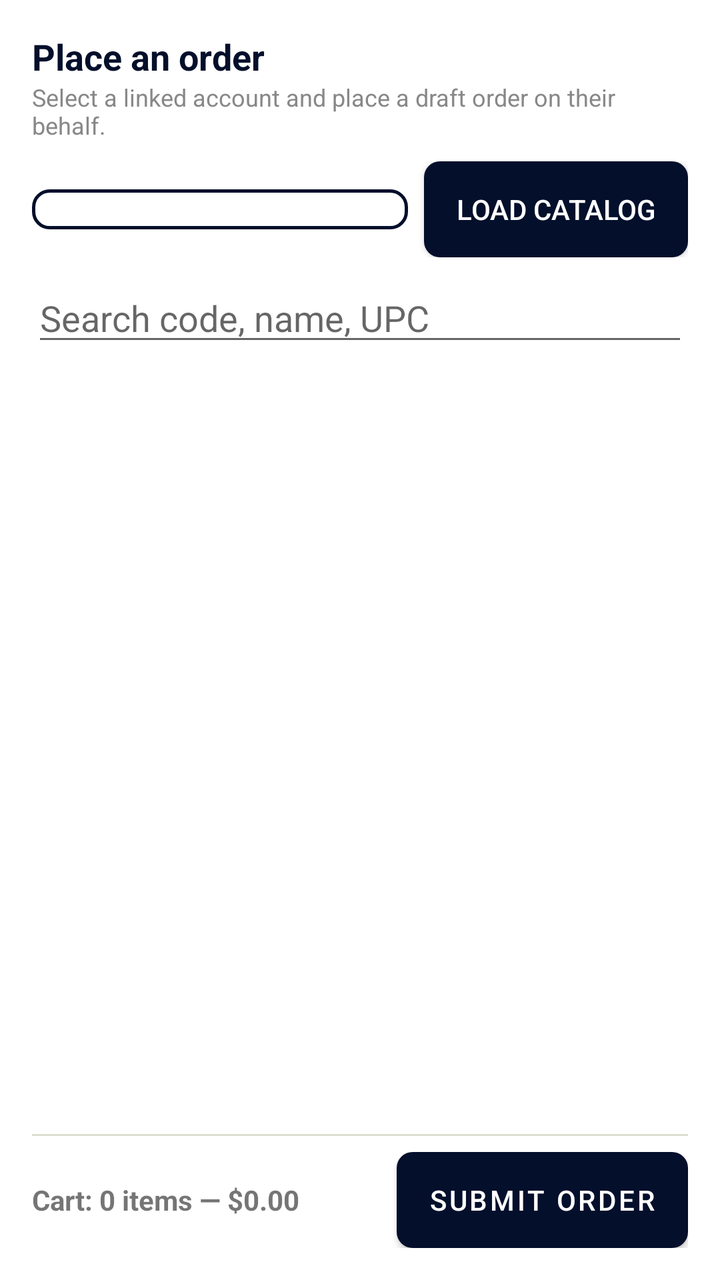
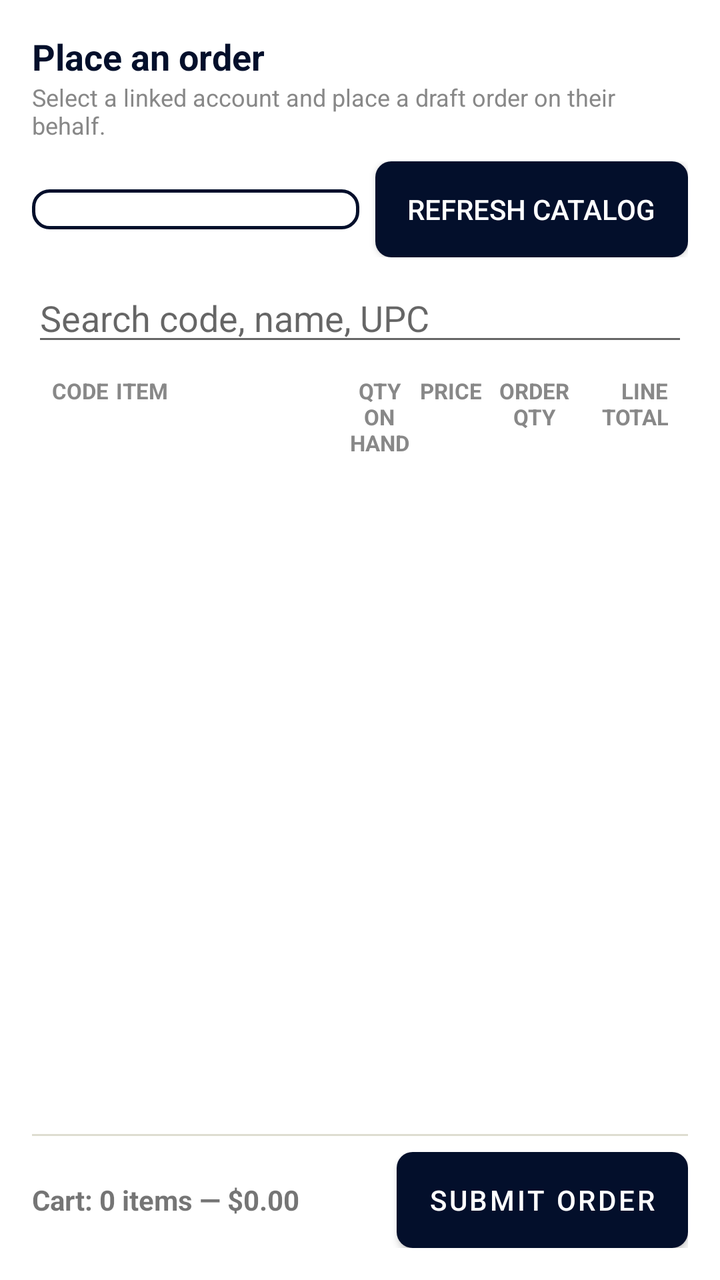

Screens rendered from an Android XML layout before and after an edit, with the pre-edit source and the edit as a unified diff.
<!-- AndroidManifest.xml: application theme Theme.LiquorBeeWholesale -->
<!-- res/layout/fragment_place_order.xml -->
<?xml version="1.0" encoding="utf-8"?>
<FrameLayout xmlns:android="http://schemas.android.com/apk/res/android"
    android:layout_width="match_parent"
    android:layout_height="match_parent">

    <LinearLayout
        android:layout_width="match_parent"
        android:layout_height="match_parent"
        android:orientation="vertical"
        android:padding="16dp">

        <TextView
            android:layout_width="match_parent"
            android:layout_height="wrap_content"
            android:text="Place an order"
            android:textStyle="bold"
            android:textSize="18sp"
            android:textColor="@color/purple_primary" />

        <TextView
            android:layout_width="match_parent"
            android:layout_height="wrap_content"
            android:text="Select a linked account and place a draft order on their behalf."
            android:textColor="#888888"
            android:textSize="12sp"
            android:layout_marginBottom="10dp" />

        <LinearLayout
            android:layout_width="match_parent"
            android:layout_height="wrap_content"
            android:orientation="horizontal"
            android:gravity="center_vertical">
            <FrameLayout
                android:layout_width="0dp"
                android:layout_height="wrap_content"
                android:layout_weight="1"
                android:layout_marginEnd="8dp">
                <Spinner
                    android:id="@+id/spinnerAccount"
                    android:layout_width="match_parent"
                    android:layout_height="wrap_content"
                    android:background="@drawable/bg_dropdown_field" />
            </FrameLayout>
            <Button
                android:id="@+id/buttonLoadCatalog"
                style="?android:attr/buttonStyleSmall"
                android:layout_width="wrap_content"
                android:layout_height="wrap_content"
                android:text="Load catalog"
                android:background="@drawable/bg_button_dark"
                android:textColor="@color/white" />
        </LinearLayout>

        <EditText
            android:id="@+id/editSearch"
            android:layout_width="match_parent"
            android:layout_height="wrap_content"
            android:hint="Search code, name, UPC"
            android:layout_marginTop="8dp" />

        <ProgressBar
            android:id="@+id/progressLoading"
            android:layout_width="wrap_content"
            android:layout_height="wrap_content"
            android:layout_gravity="center"
            android:layout_marginTop="16dp"
            android:visibility="gone" />

        <TextView
            android:id="@+id/textEmpty"
            android:layout_width="match_parent"
            android:layout_height="wrap_content"
            android:textColor="#888888"
            android:gravity="center"
            android:layout_marginTop="24dp"
            android:visibility="gone" />

        <androidx.recyclerview.widget.RecyclerView
            android:id="@+id/recyclerCatalog"
            android:layout_width="match_parent"
            android:layout_height="0dp"
            android:layout_weight="1"
            android:layout_marginTop="8dp" />

        <View
            android:layout_width="match_parent"
            android:layout_height="1dp"
            android:background="#DEDDD1"
            android:layout_marginTop="4dp" />

        <LinearLayout
            android:layout_width="match_parent"
            android:layout_height="wrap_content"
            android:orientation="horizontal"
            android:gravity="center_vertical"
            android:layout_marginTop="8dp">
            <TextView
                android:id="@+id/textCartTotal"
                android:layout_width="0dp"
                android:layout_height="wrap_content"
                android:layout_weight="1"
                android:textStyle="bold"
                android:text="Cart: 0 items — $0.00" />
            <Button
                android:id="@+id/buttonSubmitOrder"
                android:layout_width="wrap_content"
                android:layout_height="wrap_content"
                android:text="Submit Order"
                android:background="@drawable/bg_button_primary"
                android:textColor="@color/white" />
        </LinearLayout>

        <TextView
            android:id="@+id/textMessage"
            android:layout_width="match_parent"
            android:layout_height="wrap_content"
            android:layout_marginTop="6dp"
            android:visibility="gone" />

    </LinearLayout>

    
    <FrameLayout
        android:id="@+id/celebrationOverlay"
        android:layout_width="match_parent"
        android:layout_height="match_parent"
        android:background="#CC000000"
        android:visibility="gone"
        android:clickable="true"
        android:focusable="true">
        <ImageView
            android:id="@+id/imageCelebration"
            android:layout_width="240dp"
            android:layout_height="240dp"
            android:layout_gravity="center"
            android:scaleType="centerCrop" />
    </FrameLayout>

</FrameLayout>
<!-- resources referenced by this layout -->
<resources>
  <color name="purple_primary">#030F2B</color>
  <color name="white">#FFFFFFFF</color>
  <!-- drawable bg_button_dark (drawable) -->
  <?xml version="1.0" encoding="utf-8"?>
  <shape xmlns:android="http://schemas.android.com/apk/res/android" android:shape="rectangle">
      <solid android:color="@color/purple_dark" />
      <corners android:radius="8dp" />
  </shape>
  <!-- drawable bg_button_primary (drawable) -->
  <?xml version="1.0" encoding="utf-8"?>
  <shape xmlns:android="http://schemas.android.com/apk/res/android" android:shape="rectangle">
      <solid android:color="@color/purple_primary" />
      <corners android:radius="8dp" />
  </shape>
  <!-- drawable bg_dropdown_field (drawable) -->
  <?xml version="1.0" encoding="utf-8"?>
  <shape xmlns:android="http://schemas.android.com/apk/res/android" android:shape="rectangle">
      <solid android:color="@color/white" />
      <stroke android:width="1.5dp" android:color="@color/purple_primary" />
      <corners android:radius="8dp" />
      <padding android:left="12dp" android:top="10dp" android:right="36dp" android:bottom="10dp" />
  </shape>
  <style name="Theme.LiquorBeeWholesale" parent="Theme.MaterialComponents.DayNight.NoActionBar">
          <item name="colorPrimary">@color/purple_primary</item>
          <item name="colorPrimaryDark">@color/purple_dark</item>
          <item name="colorAccent">@color/purple_primary</item>
          <item name="android:statusBarColor" tools:targetApi="l">@color/purple_dark</item>
      </style>
  <color name="purple_dark">#020A20</color>
</resources>

<!-- the commit's change to res/layout/fragment_place_order.xml (unified diff, before → after) -->
@@ -46,7 +46,7 @@
                 style="?android:attr/buttonStyleSmall"
                 android:layout_width="wrap_content"
                 android:layout_height="wrap_content"
-                android:text="Load catalog"
+                android:text="Refresh Catalog"
                 android:background="@drawable/bg_button_dark"
                 android:textColor="@color/white" />
         </LinearLayout>
@@ -75,12 +75,27 @@
             android:layout_marginTop="24dp"
             android:visibility="gone" />
 
+        
+        <LinearLayout
+            android:layout_width="match_parent"
+            android:layout_height="wrap_content"
+            android:orientation="horizontal"
+            android:paddingHorizontal="10dp"
+            android:paddingTop="10dp">
+            <TextView android:layout_width="0dp" android:layout_height="wrap_content" android:layout_weight="0.9" android:text="CODE" android:textStyle="bold" android:textSize="11sp" android:textColor="#888888" />
+            <TextView android:layout_width="0dp" android:layout_height="wrap_content" android:layout_weight="3.2" android:text="ITEM" android:textStyle="bold" android:textSize="11sp" android:textColor="#888888" />
+            <TextView android:layout_width="0dp" android:layout_height="wrap_content" android:layout_weight="1" android:gravity="center" android:text="QTY ON HAND" android:textStyle="bold" android:textSize="11sp" android:textColor="#888888" />
+            <TextView android:layout_width="0dp" android:layout_height="wrap_content" android:layout_weight="1" android:gravity="center" android:text="PRICE" android:textStyle="bold" android:textSize="11sp" android:textColor="#888888" />
+            <TextView android:layout_width="0dp" android:layout_height="wrap_content" android:layout_weight="1" android:gravity="center" android:text="ORDER QTY" android:textStyle="bold" android:textSize="11sp" android:textColor="#888888" android:layout_marginHorizontal="6dp" />
+            <TextView android:layout_width="0dp" android:layout_height="wrap_content" android:layout_weight="1.2" android:gravity="end" android:text="LINE TOTAL" android:textStyle="bold" android:textSize="11sp" android:textColor="#888888" />
+        </LinearLayout>
+
         <androidx.recyclerview.widget.RecyclerView
             android:id="@+id/recyclerCatalog"
             android:layout_width="match_parent"
             android:layout_height="0dp"
             android:layout_weight="1"
-            android:layout_marginTop="8dp" />
+            android:layout_marginTop="4dp" />
 
         <View
             android:layout_width="match_parent"
